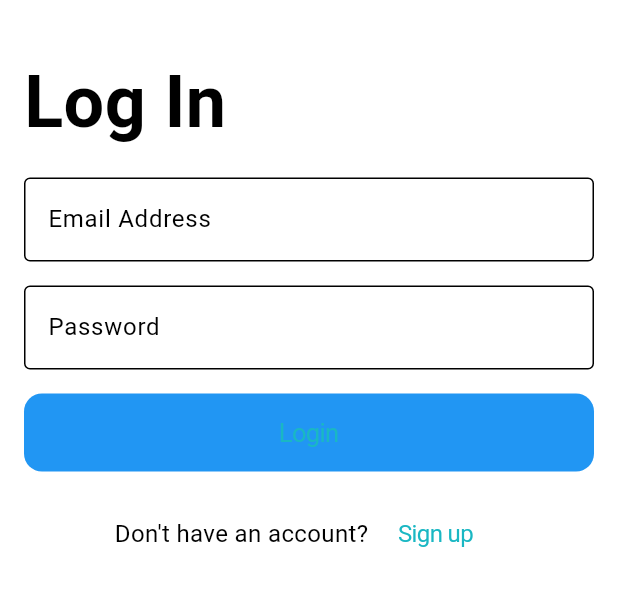
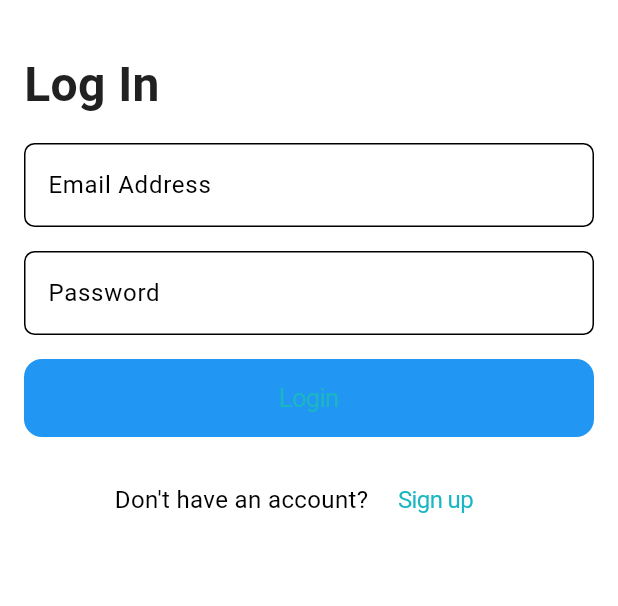
Before and after one commit to AzamHasnat/Ecommerce_Flutter, a Flutter app: the screen it shows after launch, on a phone screen of 412 x 824 dp, the part 58-664 px from its top. Run offline on Flutter 3.47's test engine with Material 3 defaults, Android fonts, the phone set to English and light mode, and no system bars; our stand-ins replace dio, pretty_dio_logger.

Commit message:
Working on creating custom widget

```diff
--- a/lib/core/ui.dart
+++ b/lib/core/ui.dart
@@ -22,3 +22,29 @@ class Themes {
         primary: AppColors.accent, secondary: AppColors.accent),
   );
 }
+
+class TextStyles {
+  static TextStyle heading1 = TextStyle(
+      fontWeight: FontWeight.bold, color: AppColors.text, fontSize: 48);
+
+  static TextStyle heading2 = TextStyle(
+      fontWeight: FontWeight.bold, color: AppColors.text, fontSize: 32);
+
+  static TextStyle heading3 = TextStyle(
+    fontWeight: FontWeight.bold,
+    color: AppColors.text,
+    fontSize: 24
+  );
+
+  static TextStyle body1 = TextStyle(
+    fontWeight: FontWeight.normal,
+    color: AppColors.text,
+    fontSize: 18
+  );
+
+  static TextStyle body2 = TextStyle(
+    fontWeight: FontWeight.normal,
+    color: AppColors.text,
+    fontSize: 16
+  );
+}
--- a/lib/presentation/screens/auth/login_screen.dart
+++ b/lib/presentation/screens/auth/login_screen.dart
@@ -1,3 +1,5 @@
+import 'package:ecommerce_flutter/core/ui.dart';
+import 'package:ecommerce_flutter/presentation/widgets/primary_textfield.dart';
 import 'package:flutter/cupertino.dart';
 import 'package:flutter/material.dart';
 
@@ -28,21 +30,19 @@ class _LoginScreenState extends State<LoginScreen> {
           child: ListView(
         padding: EdgeInsets.all(16),
         children: [
-          const Text(
+           Text(
             "Log In",
-            style: TextStyle(fontSize: 48, fontWeight: FontWeight.bold),
+            style: TextStyles.heading2),
+          const SizedBox(height: 16),
+          PrimaryTextField(
+            controller: emailController,
+            labelText: "Email Address",
           ),
           const SizedBox(height: 16),
-          TextFormField(
-            controller: emailController,
-
-            decoration: const InputDecoration(labelText: "Email Address",border: OutlineInputBorder()),
-          ),
-          const SizedBox(height: 16),
-          TextFormField(
+          PrimaryTextField(
+            controller: passwordController,
+            labelText: "Password",
             obscureText: true,
-            controller: passwordController,
-            decoration: const InputDecoration(labelText: "Password",border: OutlineInputBorder()),
           ),
           const SizedBox(height: 16),
           CupertinoButton(
--- /dev/null
+++ b/lib/presentation/widgets/primary_textfield.dart
@@ -0,0 +1,24 @@
+import "package:flutter/material.dart";
+
+class PrimaryTextField extends StatelessWidget {
+  final String labelText;
+  final TextEditingController? controller;
+  final bool obscureText;
+
+  const PrimaryTextField(
+      {super.key,
+      required this.labelText,
+      this.controller,
+      this.obscureText = false});
+
+  @override
+  Widget build(BuildContext context) {
+    return TextFormField(
+      obscureText: obscureText,
+      controller: controller,
+      decoration: InputDecoration(
+          labelText: labelText,
+          border: OutlineInputBorder(borderRadius: BorderRadius.circular(7))),
+    );
+  }
+}
```
